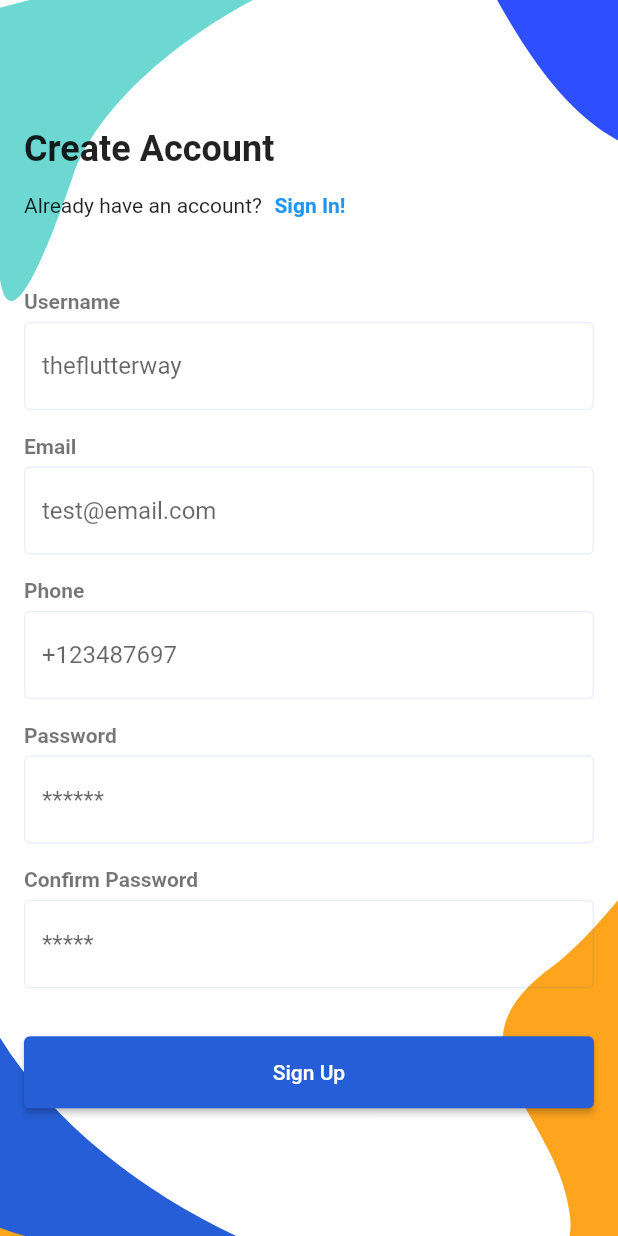
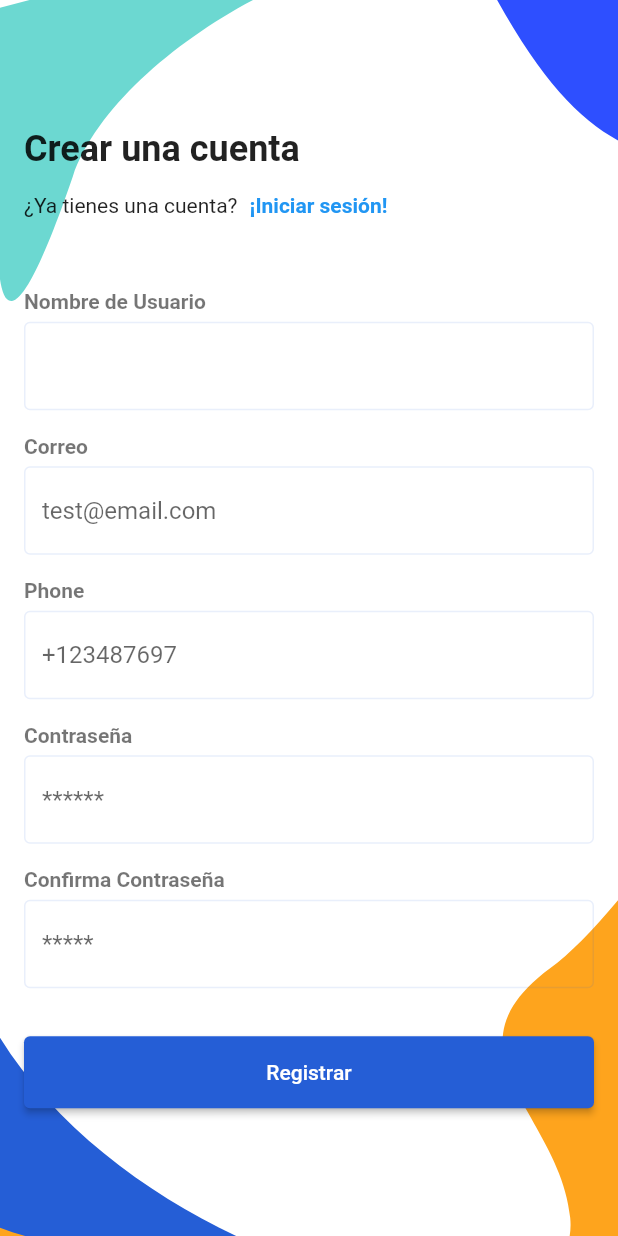
Before and after one commit to asloth/doctor_app, a Flutter app: the SignUpScreen screen opened directly, on a phone screen of 412 x 824 dp. Run offline on Flutter 3.47's test engine with Material 2 defaults, Android fonts, the phone set to English and light mode, and no system bars; our stand-ins replace flutter_svg, form_field_validator, google_nav_bar.

Commit message:
ingles a spanish

```diff
--- a/lib/constants.dart
+++ b/lib/constants.dart
@@ -24,14 +24,15 @@ OutlineInputBorder textFieldBorder = OutlineInputBorder(
 
 // I will explain it later
 
-const emailError = 'Enter a valid email address';
-const requiredField = "This field is required";
+const emailError = 'Introduzca una dirección de correo electrónico válida';
+const requiredField = "Este campo es obligatorio";
 
 final passwordValidator = MultiValidator(
   [
-    RequiredValidator(errorText: 'password is required'),
-    MinLengthValidator(8, errorText: 'password must be at least 8 digits long'),
+    RequiredValidator(errorText: 'se requiere contraseña'),
+    MinLengthValidator(8,
+        errorText: 'la contraseña debe tener al menos 8 dígitos'),
     PatternValidator(r'(?=.*?[#?!@$%^&*-])',
-        errorText: 'passwords must have at least one special character')
+        errorText: 'las contraseñas deben tener al menos un carácter especial')
   ],
 );
--- a/lib/main.dart
+++ b/lib/main.dart
@@ -13,7 +13,7 @@ class MyApp extends StatelessWidget {
   Widget build(BuildContext context) {
     return MaterialApp(
       debugShowCheckedModeBanner: false,
-      title: 'Healthcare - Doctor Consultation App',
+      title: 'Atención médica: App de consulta médica',
       theme: ThemeData(
         primarySwatch: Colors.blue,
         primaryColor: primaryColor,
--- a/lib/screens/auth/components/sign_up_form.dart
+++ b/lib/screens/auth/components/sign_up_form.dart
@@ -20,10 +20,11 @@ class SignUpForm extends StatelessWidget {
       child: Column(
         crossAxisAlignment: CrossAxisAlignment.start,
         children: [
-          TextFieldName(text: "Username"),
+          TextFieldName(text: "Nombre de Usuario"),
           TextFormField(
-            decoration: InputDecoration(hintText: "theflutterway"),
-            validator: RequiredValidator(errorText: "Username is required"),
+            decoration: InputDecoration(hintText: ""),
+            validator:
+                RequiredValidator(errorText: "Requiere nombre de Usuario"),
             // Let's save our username
             onSaved: (username) => _userName = username!,
           ),
@@ -31,7 +32,7 @@ class SignUpForm extends StatelessWidget {
           // We will fixed the error soon
           // As you can see, it's a email field
           // But no @ on keybord
-          TextFieldName(text: "Email"),
+          TextFieldName(text: "Correo"),
           TextFormField(
             keyboardType: TextInputType.emailAddress,
             decoration: InputDecoration(hintText: "test@email.com"),
@@ -44,11 +45,12 @@ class SignUpForm extends StatelessWidget {
           TextFormField(
             keyboardType: TextInputType.phone,
             decoration: InputDecoration(hintText: "+123487697"),
-            validator: RequiredValidator(errorText: "Phone number is required"),
+            validator: RequiredValidator(
+                errorText: "¡Utilice un correo electrónico válido!"),
             onSaved: (phoneNumber) => _phoneNumber = phoneNumber!,
           ),
           const SizedBox(height: defaultPadding),
-          TextFieldName(text: "Password"),
+          TextFieldName(text: "Contraseña"),
 
           TextFormField(
             // We want to hide our password
@@ -61,12 +63,12 @@ class SignUpForm extends StatelessWidget {
             onChanged: (pass) => _password = pass,
           ),
           const SizedBox(height: defaultPadding),
-          TextFieldName(text: "Confirm Password"),
+          TextFieldName(text: "Confirma Contraseña"),
           TextFormField(
             obscureText: true,
             decoration: InputDecoration(hintText: "*****"),
             validator: (pass) =>
-                MatchValidator(errorText: "Password do not  match")
+                MatchValidator(errorText: "La contraseña no coincide")
                     .validateMatch(pass!, _password),
           ),
         ],
--- a/lib/screens/auth/sign_in_screen.dart
+++ b/lib/screens/auth/sign_in_screen.dart
@@ -34,7 +34,7 @@ class SignInScreen extends StatelessWidget {
                   crossAxisAlignment: CrossAxisAlignment.start,
                   children: [
                     Text(
-                      "Sign In",
+                      "Iniciar sesión",
                       style: Theme.of(context)
                           .textTheme
                           .headline5!
@@ -42,7 +42,7 @@ class SignInScreen extends StatelessWidget {
                     ),
                     Row(
                       children: [
-                        Text("Don't have an account?"),
+                        Text("¿No tienes una cuenta?"),
                         TextButton(
                           onPressed: () => Navigator.push(
                             context,
@@ -51,7 +51,7 @@ class SignInScreen extends StatelessWidget {
                             ),
                           ),
                           child: Text(
-                            "Sign Up!",
+                            "¡Registrate!",
                             style: TextStyle(fontWeight: FontWeight.bold),
                           ),
                         ),
@@ -77,7 +77,7 @@ class SignInScreen extends StatelessWidget {
                           //  Sign in also done
                           //}
                         },
-                        child: Text("Sign In"),
+                        child: Text("Iniciar sesión"),
                       ),
                     ),
                   ],
--- a/lib/screens/auth/sign_up_screen.dart
+++ b/lib/screens/auth/sign_up_screen.dart
@@ -34,7 +34,7 @@ class SignUpScreen extends StatelessWidget {
                   crossAxisAlignment: CrossAxisAlignment.start,
                   children: [
                     Text(
-                      "Create Account",
+                      "Crear una cuenta",
                       style: Theme.of(context)
                           .textTheme
                           .headline5!
@@ -42,7 +42,7 @@ class SignUpScreen extends StatelessWidget {
                     ),
                     Row(
                       children: [
-                        Text("Already have an account?"),
+                        Text("¿Ya tienes una cuenta?"),
                         TextButton(
                           onPressed: () => Navigator.push(
                             context,
@@ -51,7 +51,7 @@ class SignUpScreen extends StatelessWidget {
                             ),
                           ),
                           child: Text(
-                            "Sign In!",
+                            "¡Iniciar sesión!",
                             style: TextStyle(fontWeight: FontWeight.bold),
                           ),
                         ),
@@ -76,7 +76,7 @@ class SignUpScreen extends StatelessWidget {
                           //_formKey.currentState!.save();
                           //}
                         },
-                        child: Text("Sign Up"),
+                        child: Text("Registrar"),
                       ),
                     ),
                   ],
--- a/lib/screens/welcome/welcome_screen.dart
+++ b/lib/screens/welcome/welcome_screen.dart
@@ -52,7 +52,7 @@ class WelcomeScreen extends StatelessWidget {
                       style: TextButton.styleFrom(
                         backgroundColor: Color(0xFF6CD8D1),
                       ),
-                      child: Text("Sign Up"),
+                      child: Text("Registrar"),
                     ),
                   ),
                   Padding(
@@ -74,7 +74,7 @@ class WelcomeScreen extends StatelessWidget {
                             side: BorderSide(color: Color(0xFF6CD8D1)),
                           ),
                         ),
-                        child: Text("Sign In"),
+                        child: Text("Iniciar Sesión"),
                       ),
                     ),
                   ),
```
Also changed, not shown: pubspec.lock.
